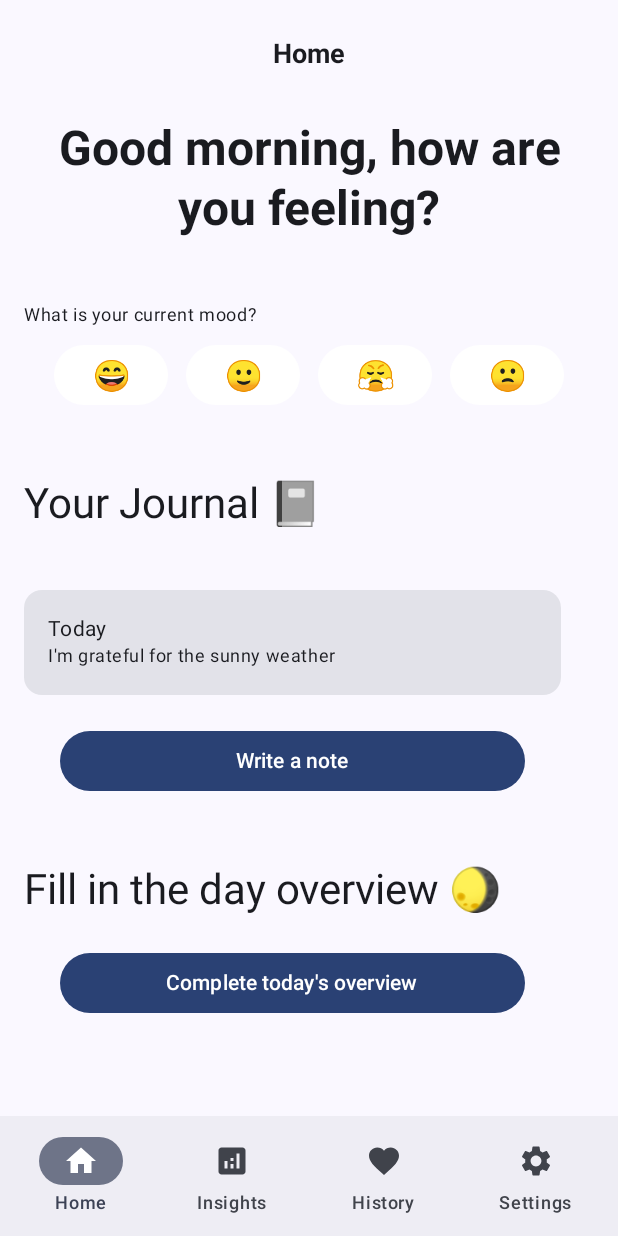
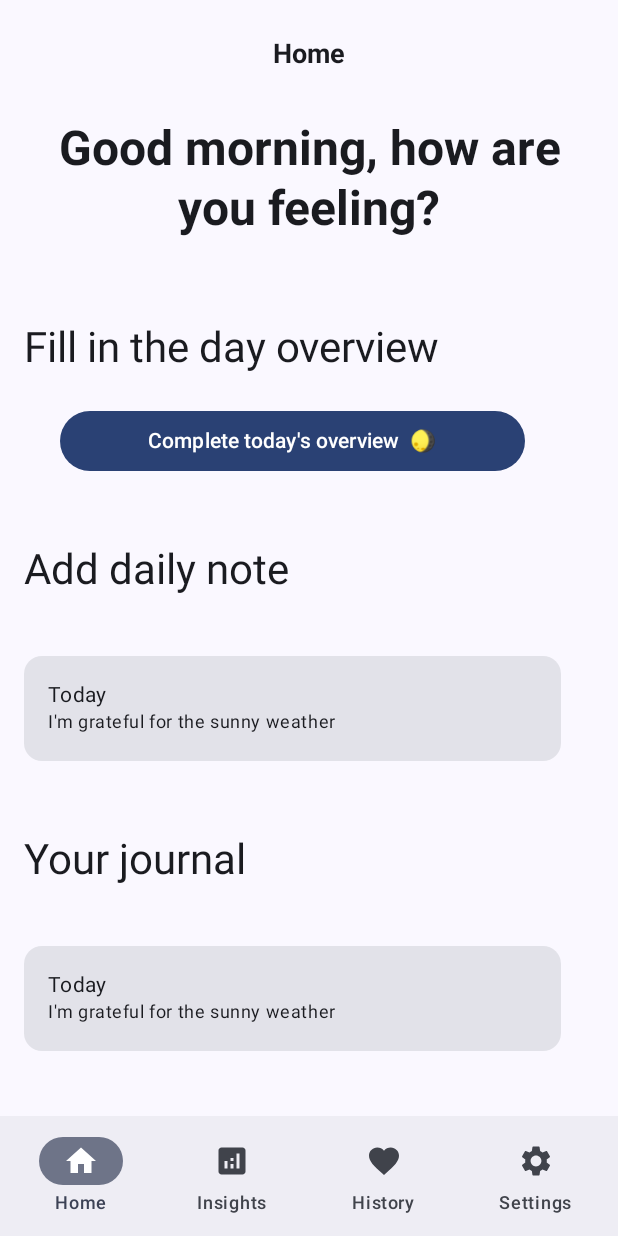
Before and after one commit to Karo555/mental-health-app, an Android app built with Jetpack Compose: the HomeScreen screen opened through its navigation route, on a phone screen of 412 x 824 dp. Run offline under Robolectric (Android 15) with nearby library versions, the phone set to English and light mode, and no system bars; our stand-ins replace Firebase (no records; nobody signed in at launch, a user with empty details on screens opened directly), livedata-compose; libraries missing offline, so code that uses them is left out: com.kizitonwose.calendar; 1 statement that could not run was skipped.

Commit message:
Updated history screen added note screen

```diff
--- a/app/build.gradle.kts
+++ b/app/build.gradle.kts
@@ -69,6 +69,9 @@ android {
 }
 
 dependencies {
+    // The view calendar library for Android
+    // The view calendar library for Android
+    implementation("com.kizitonwose.calendar:view:2.0.0")
     implementation("com.kizitonwose.calendar:compose:2.0.0")
     implementation(libs.mpandroidchart)
     implementation(libs.converter.gson)
--- a/app/src/main/java/com/edu/auri/frontend/history/HistoryScreen.kt
+++ b/app/src/main/java/com/edu/auri/frontend/history/HistoryScreen.kt
@@ -9,7 +9,11 @@ import androidx.compose.runtime.*
 import androidx.compose.ui.Alignment
 import androidx.compose.ui.Modifier
 import androidx.compose.ui.graphics.Color
+import androidx.compose.ui.text.TextStyle
+import androidx.compose.ui.text.font.FontWeight
+import androidx.compose.ui.text.style.TextAlign
 import androidx.compose.ui.unit.dp
+import androidx.compose.ui.unit.sp
 import androidx.navigation.NavController
 import com.edu.auri.backend.dailylogs.DailyLog
 import com.edu.auri.backend.dailylogs.LogDailyViewModel
@@ -62,11 +66,25 @@ fun HistoryScreen(navController: NavController, viewModel: LogDailyViewModel) {
                 modifier = Modifier.padding(paddingValues),
                 verticalArrangement = Arrangement.Top
             ) {
-                Text(
-                    text = "History",
-                    style = MaterialTheme.typography.headlineSmall,
-                    modifier = Modifier.padding(16.dp)
-                )
+                Row(
+                    modifier = Modifier
+                        .fillMaxWidth()
+                        .height(64.dp)
+                        .padding(start = 16.dp, top = 16.dp, end = 16.dp, bottom = 8.dp),
+                    horizontalArrangement = Arrangement.Center,
+                    verticalAlignment = Alignment.CenterVertically,
+                ) {
+                    Text(
+                        text = "History",
+                        style = TextStyle(
+                            fontSize = 18.sp,
+                            lineHeight = 23.sp,
+                            fontWeight = FontWeight(700),
+                            textAlign = TextAlign.Center
+                        )
+                    )
+                }
+                Spacer(modifier = Modifier.height(44.dp))
 
                 VerticalCalendar(
                     modifier = Modifier.fillMaxSize(),
--- a/app/src/main/java/com/edu/auri/frontend/menu/HomeScreen.kt
+++ b/app/src/main/java/com/edu/auri/frontend/menu/HomeScreen.kt
@@ -65,7 +65,6 @@ fun HomeScreen(modifier: Modifier = Modifier, navController: NavController,
 
             LazyColumn(
                 modifier = Modifier
-
                     .fillMaxWidth()
                     .padding(paddingValues),
                 verticalArrangement = Arrangement.Top,
@@ -110,32 +109,39 @@ fun HomeScreen(modifier: Modifier = Modifier, navController: NavController,
 
 
                 item { Spacer(modifier = Modifier.height(44.dp)) }
-
-                item {
-                    Text(
-                        text = "What is your current mood?",
-                        style = MaterialTheme.typography.bodySmall,
-                        modifier = Modifier.padding(horizontal = 16.dp)
-                    )
-                }
-
                 item {
                     Row(
                         modifier = Modifier
-                            .fillMaxWidth()
+                            .width(390.dp)
+                            .padding(start = 16.dp, top = 12.dp, end = 16.dp, bottom = 12.dp),
+                        horizontalArrangement = Arrangement.Absolute.Left,
+                        verticalAlignment = Alignment.CenterVertically
+                    ) {
+                        Text(
+                            text = "Fill in the day overview ",
+                            style = MaterialTheme.typography.headlineMedium
+                        )
+                    }
+                }
+                item {
+                    Row(
+                        modifier = Modifier
+                            .width(390.dp)
                             .height(64.dp)
                             .padding(start = 16.dp, top = 12.dp, end = 16.dp, bottom = 12.dp),
                         horizontalArrangement = Arrangement.spacedBy(12.dp, Alignment.CenterHorizontally),
                         verticalAlignment = Alignment.Top,
                     ) {
-                        MoodItem("Happy")
-                        MoodItem("Neutral")
-                        MoodItem("Angry")
-                        MoodItem("Sad")
+                        Button(
+                            onClick = { navController.navigate("dayoverview") },
+                            Modifier.width(310.dp)
+                        ) {
+                            Text("Complete today's overview  \uD83C\uDF16")
+                        }
                     }
                 }
+                item { Spacer(modifier = Modifier.height(24.dp)) }
 
-                item { Spacer(modifier = Modifier.height(24.dp)) }
 
                 item {
                     Row(
@@ -147,7 +153,7 @@ fun HomeScreen(modifier: Modifier = Modifier, navController: NavController,
                     ) {
 
                         Text(
-                            text = "Your Journal \uD83D\uDCD3 ",
+                            text = "Add daily note",
                             style = MaterialTheme.typography.headlineMedium
                         )
                     }
@@ -177,58 +183,65 @@ fun HomeScreen(modifier: Modifier = Modifier, navController: NavController,
                     }
                 }
 
+//                item {
+//                    Row(
+//                        modifier = Modifier
+//                            .width(390.dp)
+//                            .height(64.dp)
+//                            .padding(start = 16.dp, top = 12.dp, end = 16.dp, bottom = 12.dp),
+//                        horizontalArrangement = Arrangement.spacedBy(12.dp, Alignment.CenterHorizontally),
+//                        verticalAlignment = Alignment.Top,
+//                    ) {
+//                        Button(
+//                            onClick = { /* Record mood action */ },
+//                            modifier = Modifier.width(310.dp),
+//                        ) {
+//                            Text("Write a note")
+//                        }
+//                    }
+//                }
+
+                item { Spacer(modifier = Modifier.height(24.dp)) }
                 item {
                     Row(
                         modifier = Modifier
-                            .width(390.dp)
-                            .height(64.dp)
-                            .padding(start = 16.dp, top = 12.dp, end = 16.dp, bottom = 12.dp),
-                        horizontalArrangement = Arrangement.spacedBy(12.dp, Alignment.CenterHorizontally),
-                        verticalAlignment = Alignment.Top,
-                    ) {
-                        Button(
-                            onClick = { /* Record mood action */ },
-                            modifier = Modifier.width(310.dp),
-                        ) {
-                            Text("Write a note")
-                        }
-                    }
-                }
-
-                item { Spacer(modifier = Modifier.height(24.dp)) }
-
-                item {
-                    Row(
-                        modifier = Modifier
-                            .width(390.dp)
+                            .fillMaxWidth()
                             .padding(start = 16.dp, top = 12.dp, end = 16.dp, bottom = 12.dp),
                         horizontalArrangement = Arrangement.Absolute.Left,
                         verticalAlignment = Alignment.CenterVertically
                     ) {
                         Text(
-                            text = "Fill in the day overview \uD83C\uDF16 ",
+                            text = "Your journal",
                             style = MaterialTheme.typography.headlineMedium
                         )
                     }
                 }
+                item { Spacer(modifier = Modifier.height(15.dp)) }
+                item {
+                    Box(
+                        modifier = Modifier.width(390.dp)
+                            .padding(start = 16.dp, top = 12.dp, end = 16.dp, bottom = 12.dp),
 
-                item {
-                    Row(
-                        modifier = Modifier
-                            .width(390.dp)
-                            .height(64.dp)
-                            .padding(start = 16.dp, top = 12.dp, end = 16.dp, bottom = 12.dp),
-                        horizontalArrangement = Arrangement.spacedBy(12.dp, Alignment.CenterHorizontally),
-                        verticalAlignment = Alignment.Top,
                     ) {
-                        Button(
-                            onClick = { navController.navigate("dayoverview") },
-                            Modifier.width(310.dp)
+                        Card(
+                            modifier = Modifier
+                                .width(380.dp)
+                                .height(70.dp),
                         ) {
-                            Text("Complete today's overview")
+                            Column(modifier = Modifier.padding(16.dp)) {
+                                Text("Today", style = MaterialTheme.typography.bodyMedium)
+                                Text(
+                                    "I'm grateful for the sunny weather",
+                                    style = MaterialTheme.typography.bodySmall
+                                )
+                            }
                         }
                     }
                 }
+
+
+
+
 
             }
         }
--- /dev/null
+++ b/app/src/main/java/com/edu/auri/frontend/notes/Notes Screen.kt
@@ -0,0 +1,51 @@
+package com.edu.auri.frontend.notes
+
+import androidx.compose.foundation.layout.Column
+import androidx.compose.foundation.layout.Spacer
+import androidx.compose.foundation.layout.fillMaxWidth
+import androidx.compose.foundation.layout.height
+import androidx.compose.foundation.layout.padding
+import androidx.compose.foundation.lazy.LazyColumn
+import androidx.compose.foundation.text.BasicTextField
+import androidx.compose.material3.Button
+import androidx.compose.material3.Text
+import androidx.compose.runtime.Composable
+import androidx.compose.runtime.getValue
+import androidx.compose.runtime.mutableStateOf
+import androidx.compose.runtime.remember
+import androidx.compose.runtime.setValue
+import androidx.compose.ui.Modifier
+import androidx.compose.ui.text.input.TextFieldValue
+import androidx.compose.ui.unit.dp
+import androidx.navigation.NavController
+
+@Composable
+fun NotesScreen(navController: NavController) {
+        var noteText by remember { mutableStateOf(TextFieldValue()) }
+        var notesList by remember { mutableStateOf(listOf<String>()) }
+
+        Column(modifier = Modifier.padding(16.dp)) {
+            BasicTextField(
+                value = noteText,
+                onValueChange = { noteText = it },
+                modifier = Modifier
+                    .fillMaxWidth()
+                    .padding(8.dp)
+            )
+            Spacer(modifier = Modifier.height(8.dp))
+            Button(onClick = {
+                if (noteText.text.isNotEmpty()) {
+                    notesList = notesList + noteText.text
+                    noteText = TextFieldValue()
+                }
+            }) {
+                Text("Add Note")
+            }
+            Spacer(modifier = Modifier.height(16.dp))
+            LazyColumn {
+                items(notesList.size) { index ->
+                    Text(text = notesList[index], modifier = Modifier.padding(8.dp))
+                }
+            }
+        }
+}
```
